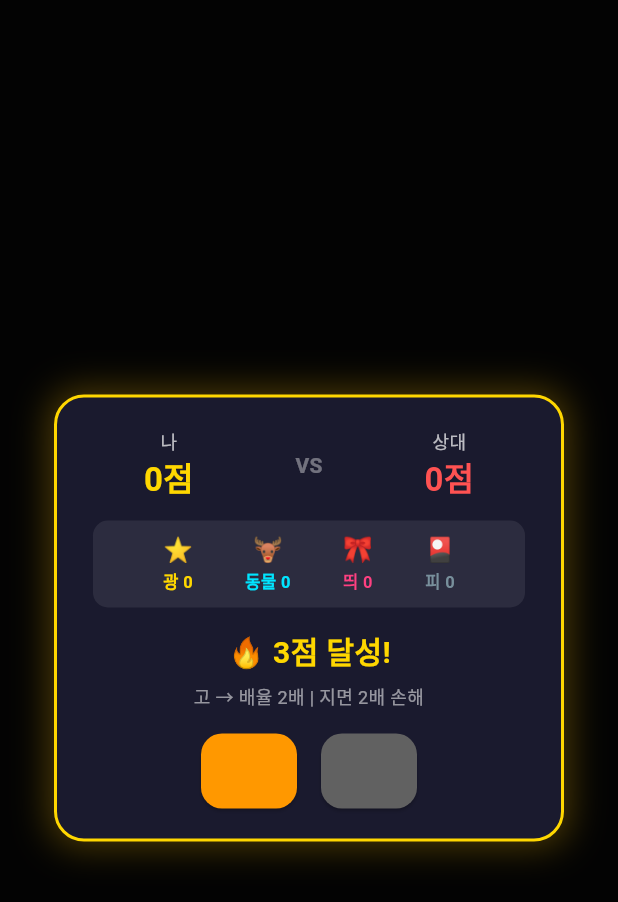
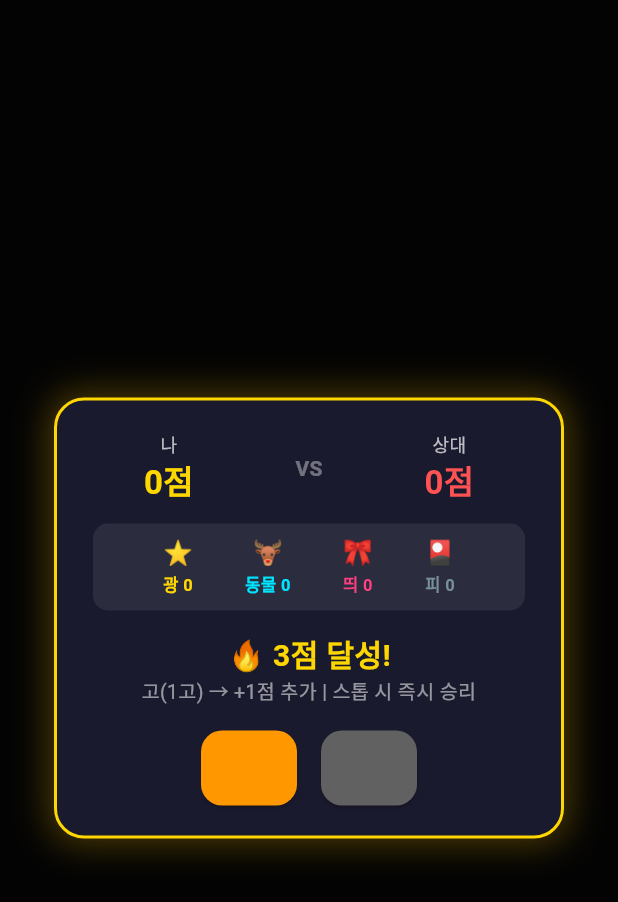
Before and after one commit to junhuimine/k-poker, a Flutter app: the GoStopOverlay widget shown alone on an empty page, opened directly with empty values, on a phone screen of 412 x 824 dp. Shown: the top 902 px of the screen. Run offline on Flutter 3.47's test engine with Material 3 defaults, Android fonts, the phone set to English and light mode, and no system bars; our stand-ins replace audioplayers, flutter_riverpod, freezed_annotation, riverpod_annotation, shared_preferences; accounts and stored records are empty; generated files the repository leaves out were written again.

Commit message:
fix(game): fix Go-Stop freeze & multiplier text

```diff
--- a/lib/ui/widgets/game_overlays.dart
+++ b/lib/ui/widgets/game_overlays.dart
@@ -416,13 +416,16 @@ class GoStopOverlay extends ConsumerWidget {
                     : '${'🔥' * (state.goCount + 1)} ${state.goCount + 1}고! 추가 점수!',
                 style: const TextStyle(color: Color(0xFFFFD700), fontSize: 20, fontWeight: FontWeight.bold),
               ),
-              const SizedBox(height: 6),
               Text(
                 state.goCount == 0
-                    ? '고 → 배율 2배 | 지면 2배 손해'
-                    : '현재 배율 ${state.multiplier.toInt()}배 → 고 시 ${(state.multiplier * 2).toInt()}배!',
+                    ? '고(1고) → +1점 추가 | 스톱 시 즉시 승리'
+                    : state.goCount == 1
+                        ? '고(2고) → +2점 추가 | 스톱 시 즉시 승리'
+                        : state.goCount == 2
+                            ? '고(3고) → 점수 2배 폭증! | 스톱 시 즉시 승리'
+                            : '현재 배율 ${state.multiplier.toInt()}배 → 고 시 ${(state.multiplier * 2).toInt()}배!',
                 textAlign: TextAlign.center,
-                style: const TextStyle(color: Colors.white54, fontSize: 12),
+                style: const TextStyle(color: Colors.white54, fontSize: 13),
               ),
               const SizedBox(height: 16),
               Row(
```
Also changed, not shown: lib/ui/game_screen.dart (+8 -1 lines).
